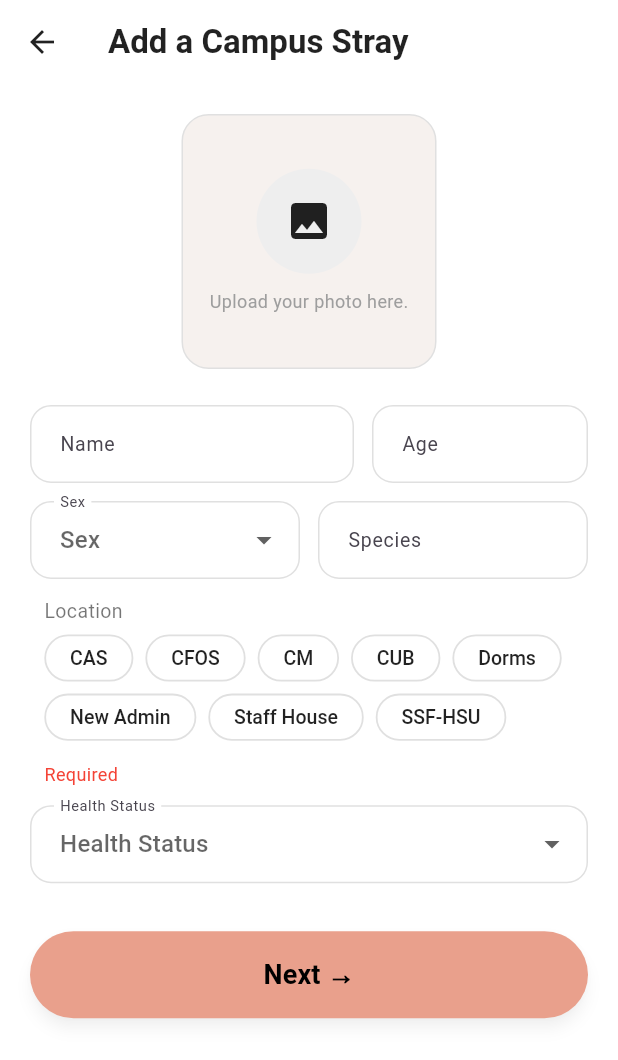
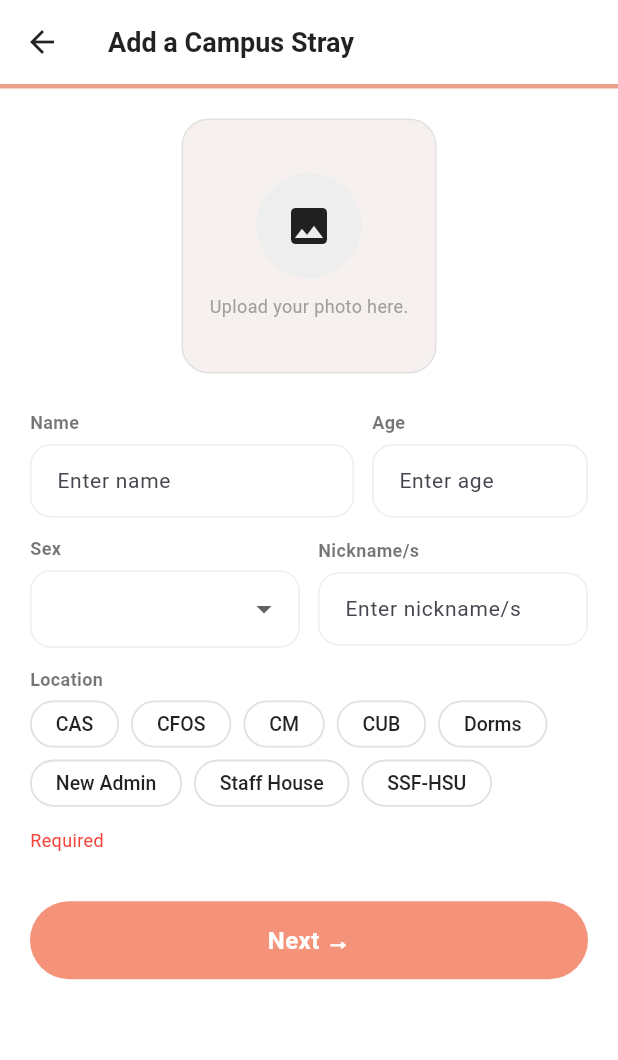
Before and after one commit to smcdelacruz/CMSC156-Embark-App, a Flutter app: the AddEntryStep1 screen opened directly, on a phone screen of 412 x 824 dp. Shown: the top 1060 px of the screen. Run offline on Flutter 3.47's test engine with Material 3 defaults, Android fonts, the phone set to English and light mode, and no system bars; our stand-ins replace google_fonts, image_picker, like_button, shared_preferences; accounts and stored records are empty.

Commit message:
fixed ui

```diff
--- a/lib/main.dart
+++ b/lib/main.dart
@@ -5,7 +5,7 @@ import 'screens/home.dart';
 import 'screens/feature_page/feature_page.dart';
 import 'screens/feature_page/edit_entry.dart';
 import 'screens/archive_entry.dart';
-import 'screens/add_entry_stepone.dart';
+import 'screens/add_entry/add_entry_stepone.dart';
 
 void main() {
   runApp(const MyApp());
--- a/lib/screens/add_entry/add_entry_stepone.dart
+++ b/lib/screens/add_entry/add_entry_stepone.dart
@@ -18,7 +18,7 @@ class _AddEntryStep1State extends State<AddEntryStep1> {
 
   final nameController = TextEditingController();
   final ageController = TextEditingController();
-  final speciesController = TextEditingController();
+  final nicknameController = TextEditingController();
 
   final List<String> locations = [
     "CAS",
@@ -32,69 +32,77 @@ class _AddEntryStep1State extends State<AddEntryStep1> {
   ];
 
   List<String> selectedLocations = [];
-
   String? sex;
-  String? health;
-  String? location;
 
   File? _image;
   final ImagePicker _picker = ImagePicker();
 
-  /// PICK IMAGE
   Future<void> pickImage() async {
     final picked = await _picker.pickImage(source: ImageSource.gallery);
     if (picked != null) {
-      setState(() {
-        _image = File(picked.path);
-      });
+      setState(() => _image = File(picked.path));
     }
   }
 
-  /// SAVE DATA
   Future<void> saveToPrefs() async {
     final prefs = await SharedPreferences.getInstance();
-
     await prefs.setString('name', nameController.text);
     await prefs.setString('age', ageController.text);
-    await prefs.setString('species', speciesController.text);
-    await prefs.setString('location', location ?? '');
+    await prefs.setString('nicknames', nicknameController.text);
     await prefs.setString('sex', sex ?? '');
-    await prefs.setString('health', health ?? '');
+    await prefs.setStringList('locations', selectedLocations);
+    if (_image != null) await prefs.setString('imagePath', _image!.path);
+  }
 
-    if (_image != null) {
-      await prefs.setString('imagePath', _image!.path);
-    }
-  }
+  Widget _buildLabel(String text) => Padding(
+    padding: const EdgeInsets.only(bottom: 6),
+    child: Text(
+      text,
+      style: const TextStyle(
+        fontSize: 12,
+        fontWeight: FontWeight.w600,
+        color: Colors.black54,
+      ),
+    ),
+  );
+
+  Widget _buildField(
+    TextEditingController controller, {
+    String hint = "",
+    TextInputType keyboardType = TextInputType.text,
+  }) => TextField(
+    controller: controller,
+    keyboardType: keyboardType,
+    style: const TextStyle(fontSize: 14),
+    decoration: InputDecoration(
+      hintText: hint,
+      filled: true,
+      fillColor: Colors.white,
+      contentPadding: const EdgeInsets.all(14),
+      border: OutlineInputBorder(
+        borderRadius: BorderRadius.circular(14),
+        borderSide: BorderSide(color: Colors.grey.shade200),
+      ),
+      enabledBorder: OutlineInputBorder(
+        borderRadius: BorderRadius.circular(14),
+        borderSide: BorderSide(color: Colors.grey.shade200),
+      ),
+      focusedBorder: OutlineInputBorder(
+        borderRadius: BorderRadius.circular(14),
+        borderSide: BorderSide(
+          color: AppColors.primary.withOpacity(0.6),
+          width: 1.5,
+        ),
+      ),
+    ),
+  );
 
   @override
   void dispose() {
     nameController.dispose();
     ageController.dispose();
-    speciesController.dispose();
+    nicknameController.dispose();
     super.dispose();
-  }
-
-  /// INPUT STYLE
-  InputDecoration _inputDecoration(String label) {
-    return InputDecoration(
-      labelText: label,
-      labelStyle: const TextStyle(fontSize: 13),
-      filled: true,
-      fillColor: Colors.white,
-      contentPadding: const EdgeInsets.symmetric(horizontal: 16, vertical: 14),
-      border: OutlineInputBorder(
-        borderRadius: BorderRadius.circular(14),
-        borderSide: BorderSide(color: Colors.grey.shade300),
-      ),
-      enabledBorder: OutlineInputBorder(
-        borderRadius: BorderRadius.circular(14),
-        borderSide: BorderSide(color: Colors.grey.shade300),
-      ),
-      focusedBorder: OutlineInputBorder(
-        borderRadius: BorderRadius.circular(14),
-        borderSide: BorderSide(color: AppColors.primary, width: 1.5),
-      ),
-    );
   }
 
   @override
@@ -107,7 +115,25 @@ class _AddEntryStep1State extends State<AddEntryStep1> {
         leading: const BackButton(color: Colors.black87),
         title: const Text(
           "Add a Campus Stray",
-          style: TextStyle(color: Colors.black87, fontWeight: FontWeight.w700),
+          style: TextStyle(
+            color: Colors.black87,
+            fontWeight: FontWeight.w700,
+            fontSize: 18,
+          ),
+        ),
+        bottom: PreferredSize(
+          preferredSize: const Size.fromHeight(3),
+          child: Container(
+            height: 3,
+            decoration: const BoxDecoration(
+              gradient: LinearGradient(
+                colors: [
+                  Color(0xFFE9A08C),
+                  Color(0xFFE9A08C),
+                ], // salmon gradient
+              ),
+            ),
+          ),
         ),
       ),
       body: SingleChildScrollView(
@@ -115,6 +141,7 @@ class _AddEntryStep1State extends State<AddEntryStep1> {
         child: Form(
           key: _formKey,
           child: Column(
+            crossAxisAlignment: CrossAxisAlignment.start,
             children: [
               /// IMAGE UPLOAD
               Center(
@@ -158,77 +185,104 @@ class _AddEntryStep1State extends State<AddEntryStep1> {
                   ),
                 ),
               ),
-
               const SizedBox(height: 24),
 
-              /// NAME + AGE
+              /// NAME + AGE (row)
               Row(
                 children: [
                   Expanded(
                     flex: 3,
-                    child: TextFormField(
-                      controller: nameController,
-                      validator: (v) =>
-                          v == null || v.isEmpty ? "Required" : null,
-                      decoration: _inputDecoration("Name"),
+                    child: Column(
+                      crossAxisAlignment: CrossAxisAlignment.start,
+                      children: [
+                        _buildLabel("Name"),
+                        _buildField(nameController, hint: "Enter name"),
+                      ],
                     ),
                   ),
                   const SizedBox(width: 12),
                   Expanded(
                     flex: 2,
-                    child: TextFormField(
-                      controller: ageController,
+                    child: Column(
+                      crossAxisAlignment: CrossAxisAlignment.start,
+                      children: [
+                        _buildLabel("Age"),
+                        _buildField(
+                          ageController,
+                          hint: "Enter age",
                           keyboardType: TextInputType.number,
-                      validator: (v) =>
-                          v == null || v.isEmpty ? "Required" : null,
-                      decoration: _inputDecoration("Age"),
+                        ),
+                      ],
                     ),
                   ),
                 ],
               ),
-
               const SizedBox(height: 12),
 
-              /// SEX + SPECIES
+              /// SEX + NICKNAME (row)
               Row(
                 children: [
                   Expanded(
-                    child: DropdownButtonFormField<String>(
+                    child: Column(
+                      crossAxisAlignment: CrossAxisAlignment.start,
+                      children: [
+                        _buildLabel("Sex"),
+                        DropdownButtonFormField<String>(
                           value: sex,
-                      hint: const Text("Sex"),
                           items: ["Male", "Female"]
                               .map(
-                            (e) => DropdownMenuItem(value: e, child: Text(e)),
+                                (e) =>
+                                    DropdownMenuItem(value: e, child: Text(e)),
                               )
                               .toList(),
                           onChanged: (val) => setState(() => sex = val),
-                      validator: (v) => v == null ? "Required" : null,
-                      decoration: _inputDecoration("Sex"),
+                          decoration: InputDecoration(
+                            filled: true,
+                            fillColor: Colors.white,
+                            contentPadding: const EdgeInsets.all(14),
+                            border: OutlineInputBorder(
+                              borderRadius: BorderRadius.circular(14),
+                              borderSide: BorderSide(
+                                color: Colors.grey.shade200,
+                              ),
+                            ),
+                            enabledBorder: OutlineInputBorder(
+                              borderRadius: BorderRadius.circular(14),
+                              borderSide: BorderSide(
+                                color: Colors.grey.shade200,
+                              ),
+                            ),
+                            focusedBorder: OutlineInputBorder(
+                              borderRadius: BorderRadius.circular(14),
+                              borderSide: BorderSide(
+                                color: AppColors.primary.withOpacity(0.6),
+                                width: 1.5,
+                              ),
+                            ),
+                          ),
+                        ),
+                      ],
                     ),
                   ),
                   const SizedBox(width: 12),
                   Expanded(
-                    child: TextFormField(
-                      controller: speciesController,
-                      validator: (v) =>
-                          v == null || v.isEmpty ? "Required" : null,
-                      decoration: _inputDecoration("Species"),
+                    child: Column(
+                      crossAxisAlignment: CrossAxisAlignment.start,
+                      children: [
+                        _buildLabel("Nickname/s"),
+                        _buildField(
+                          nicknameController,
+                          hint: "Enter nickname/s",
+                        ),
+                      ],
                     ),
                   ),
                 ],
               ),
-
               const SizedBox(height: 12),
 
               /// LOCATION
-              Column(
-                crossAxisAlignment: CrossAxisAlignment.start,
-                children: [
-                  const Text(
-                    "Location",
-                    style: TextStyle(fontSize: 13, color: Colors.black54),
-                  ),
-                  const SizedBox(height: 6),
+              _buildLabel("Location"),
               Wrap(
                 children: locations.map((loc) {
                   final isSelected = selectedLocations.contains(loc);
@@ -255,34 +309,16 @@ class _AddEntryStep1State extends State<AddEntryStep1> {
                     style: TextStyle(color: Colors.red, fontSize: 12),
                   ),
                 ),
-                ],
-              ),
-
-              const SizedBox(height: 12),
-
-              /// HEALTH
-              DropdownButtonFormField<String>(
-                value: health,
-                hint: const Text("Health Status"),
-                items: ["Healthy", "Injured", "Sick"]
-                    .map((e) => DropdownMenuItem(value: e, child: Text(e)))
-                    .toList(),
-                onChanged: (val) => setState(() => health = val),
-                validator: (v) => v == null ? "Required" : null,
-                decoration: _inputDecoration("Health Status"),
-              ),
-
               const SizedBox(height: 32),
 
-              /// BUTTON
+              /// NEXT BUTTON
               SizedBox(
                 width: double.infinity,
-                height: 58,
+                height: 52,
                 child: ElevatedButton(
                   style: ElevatedButton.styleFrom(
-                    backgroundColor: const Color(0xFFE9A08C),
-                    elevation: 4,
-                    shadowColor: Colors.black26,
+                    backgroundColor: AppColors.primary,
+                    elevation: 0,
                     shape: RoundedRectangleBorder(
                       borderRadius: BorderRadius.circular(30),
                     ),
@@ -290,7 +326,6 @@ class _AddEntryStep1State extends State<AddEntryStep1> {
                   onPressed: () async {
                     if (_formKey.currentState!.validate()) {
                       await saveToPrefs();
-
                       Navigator.push(
                         context,
                         MaterialPageRoute(
@@ -302,14 +337,14 @@ class _AddEntryStep1State extends State<AddEntryStep1> {
                   child: const Text(
                     "Next →",
                     style: TextStyle(
-                      fontSize: 18,
-                      fontWeight: FontWeight.w700,
-                      color: Colors.black,
+                      fontSize: 16,
+                      fontWeight: FontWeight.w600,
+                      color: Colors.white,
+                      letterSpacing: 0.3,
                     ),
                   ),
                 ),
               ),
-
               const SizedBox(height: 20),
             ],
           ),
--- a/lib/screens/add_entry/confirm_submit.dart
+++ b/lib/screens/add_entry/confirm_submit.dart
@@ -1,5 +1,5 @@
 import 'package:flutter/material.dart';
-import '../widgets/app_color.dart';
+import '../../widgets/app_color.dart';
 import 'success_screen.dart';
 
 class ConfirmSubmitScreen extends StatelessWidget {
--- a/lib/widgets/navbar.dart
+++ b/lib/widgets/navbar.dart
@@ -1,6 +1,6 @@
 import 'package:flutter/material.dart';
 import '../screens/home.dart';
-import '../screens/add_entry_stepone.dart';
+import '../screens/add_entry/add_entry_stepone.dart';
 import '../screens/stray_checklist/checklist.dart';
 
 class NavBar extends StatefulWidget {
```
Also changed, not shown: lib/screens/add_entry/add_entry_steptwo.dart (+64 -127 lines), lib/screens/add_entry/success_screen.dart (+4 -3 lines), lib/screens/home.dart (+9 -22 lines). Lines whose indentation alone changed are shown as unchanged.
